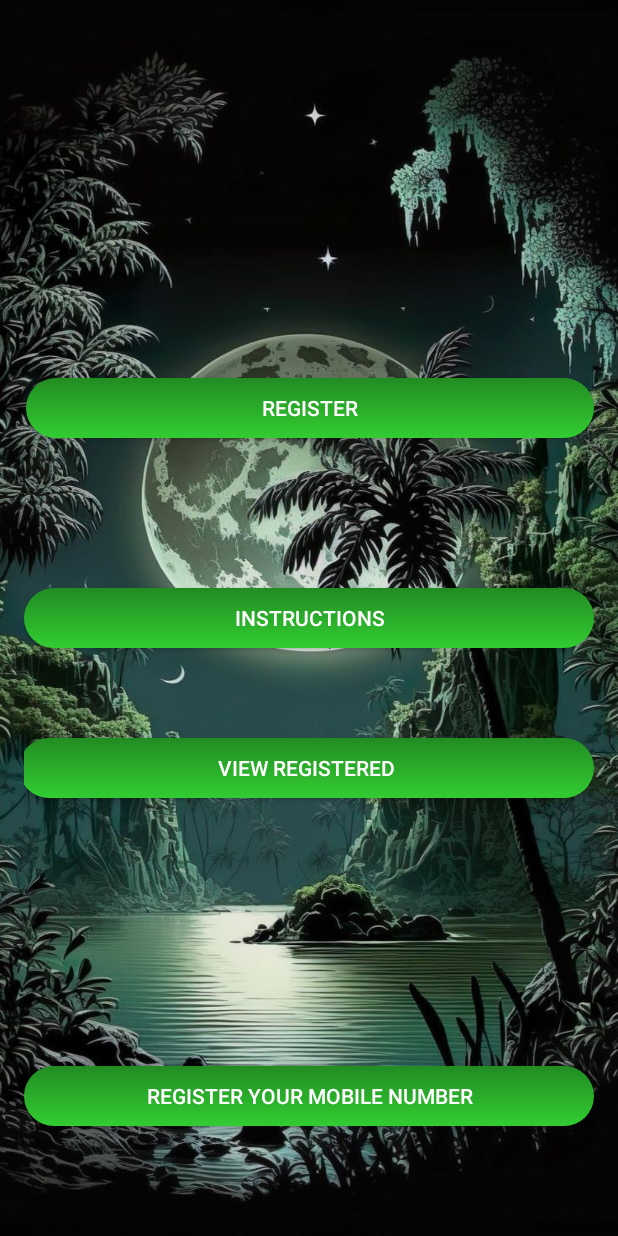
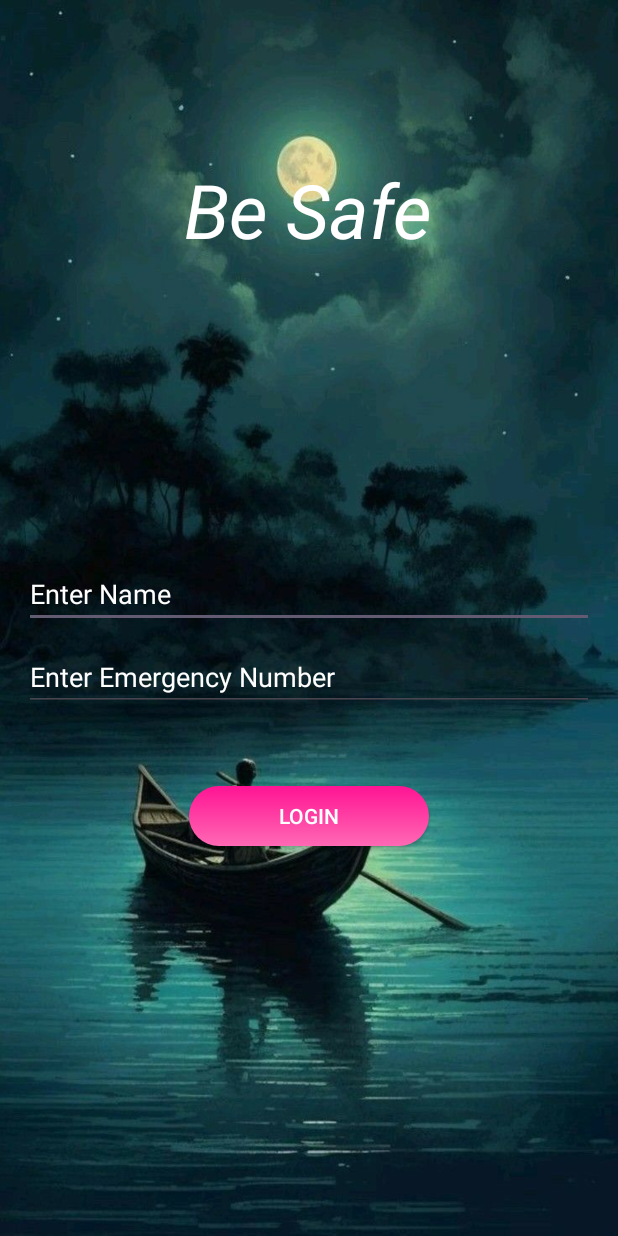
Before and after one commit to EdisonMwendwaNgatia/WomenSafetyKT, an Android app: the screen it shows after launch (MainActivity before the commit, LoginActivity after it), on a phone screen of 412 x 824 dp. Run offline under Robolectric (Android 15) with nearby library versions, the phone set to English and light mode, and no system bars.

Commit message:
Update one

```diff
--- a/app/src/main/AndroidManifest.xml
+++ b/app/src/main/AndroidManifest.xml
@@ -50,6 +50,7 @@
         <activity android:name=".Display" />
         <activity android:name=".Instructions" />
         <activity android:name=".Verify" />
+        <activity android:name=".LoginActivity" />
 
         <!-- Background service -->
         <service android:name=".BgService" />
--- a/app/src/main/java/com/example/womenssafetyapplication/BgService.kt
+++ b/app/src/main/java/com/example/womenssafetyapplication/BgService.kt
@@ -4,6 +4,7 @@ import android.Manifest
 import android.annotation.SuppressLint
 import android.app.Service
 import android.content.Intent
+import android.content.SharedPreferences
 import android.content.pm.PackageManager
 import android.os.Handler
 import android.os.HandlerThread
@@ -19,6 +20,7 @@ import androidx.core.content.ContextCompat
 class BgService : Service(), AccelerometerListener {
     private var mServiceLooper: Looper? = null
     private var mServiceHandler: ServiceHandler? = null
+    private lateinit var sharedPreferences: SharedPreferences
 
     // Handler that receives messages from the thread.
     private inner class ServiceHandler(looper: Looper) : Handler(looper) {
@@ -33,6 +35,7 @@ class BgService : Service(), AccelerometerListener {
 
     override fun onCreate() {
         super.onCreate()
+        sharedPreferences = getSharedPreferences("UserPrefs", MODE_PRIVATE)
         if (AccelerometerManager.isSupported(this)) {
             AccelerometerManager.startListening(this)
         }
@@ -96,8 +99,9 @@ class BgService : Service(), AccelerometerListener {
     }
 
     private fun sendEmergencyMessage(latitude: Double, longitude: Double) {
-        val emergencyNumber = "+254728442111" // Replace with your registered emergency contact number
-        val message = "Your Kin at Latitude: $latitude, Longitude: $longitude is in danger."
+        val userName = sharedPreferences.getString("UserName", "Your Kin")
+        val emergencyNumber = sharedPreferences.getString("UserNumber", "+254742254329") // Default number if not set
+        val message = "$userName at Latitude: $latitude, Longitude: $longitude is in danger."
 
         try {
             val smsManager = SmsManager.getDefault()
--- /dev/null
+++ b/app/src/main/java/com/example/womenssafetyapplication/LoginActivity.kt
@@ -0,0 +1,51 @@
+package com.example.womenssafetyapplication
+
+import android.app.Activity
+import android.content.Intent
+import android.content.SharedPreferences
+import android.os.Bundle
+import android.util.Log
+import android.view.View
+import android.widget.EditText
+import android.widget.Toast
+
+class LoginActivity : Activity() {
+    private lateinit var name: EditText
+    private lateinit var number: EditText
+    private lateinit var sharedPreferences: SharedPreferences
+
+    override fun onCreate(savedInstanceState: Bundle?) {
+        super.onCreate(savedInstanceState)
+        setContentView(R.layout.activity_login)
+
+        name = findViewById(R.id.editTextName)
+        number = findViewById(R.id.editTextNumber)
+        sharedPreferences = getSharedPreferences("UserPrefs", MODE_PRIVATE)
+
+        Log.d("LoginActivity", "onCreate: Activity started")
+    }
+
+    fun saveUserDetails(v: View) {
+        val userName = name.text.toString()
+        val userNumber = number.text.toString()
+
+        if (userName.isNotBlank() && userNumber.isNotBlank()) {
+            val editor = sharedPreferences.edit()
+            editor.putString("UserName", userName)
+            editor.putString("UserNumber", userNumber)
+            editor.apply()
+
+            Toast.makeText(this, "Details Saved", Toast.LENGTH_SHORT).show()
+
+            Log.d("LoginActivity", "saveUserDetails: User details saved. Navigating to MainActivity")
+
+            // Navigate to MainActivity or any other appropriate activity
+            startActivity(Intent(this, MainActivity::class.java))
+
+            finish()
+        } else {
+            Toast.makeText(this, "Please enter both name and number", Toast.LENGTH_SHORT).show()
+            Log.d("LoginActivity", "saveUserDetails: User details not complete")
+        }
+    }
+}
--- a/app/src/main/java/com/example/womenssafetyapplication/MainActivity.kt
+++ b/app/src/main/java/com/example/womenssafetyapplication/MainActivity.kt
@@ -3,6 +3,7 @@ package com.example.womenssafetyapplication
 import android.Manifest
 import android.app.Activity
 import android.content.Intent
+import android.content.SharedPreferences
 import android.content.pm.PackageManager
 import android.os.Bundle
 import android.view.View
@@ -13,22 +14,33 @@ class MainActivity : Activity() {
 
     private val REQUEST_SMS_PERMISSION = 1
     private val REQUEST_LOCATION_PERMISSION = 2
+    private lateinit var sharedPreferences: SharedPreferences
 
     override fun onCreate(savedInstanceState: Bundle?) {
         super.onCreate(savedInstanceState)
         setContentView(R.layout.activity_main)
 
-        // Check and request permissions
+        sharedPreferences = getSharedPreferences("UserPrefs", MODE_PRIVATE)
         checkAndRequestPermissions()
+
+        // Check if user details are saved
+        val userName = sharedPreferences.getString("UserName", null)
+        val userNumber = sharedPreferences.getString("UserNumber", null)
+
+        if (userName == null || userNumber == null) {
+            // User details not saved, navigate to LoginActivity
+            startActivity(Intent(this, LoginActivity::class.java))
+            finish() // Finish MainActivity to prevent user from returning to it without login
+        } else {
+            // User details are saved, continue with MainActivity
+        }
     }
 
     private fun checkAndRequestPermissions() {
-        // Check for SMS permission
         if (ContextCompat.checkSelfPermission(this, Manifest.permission.SEND_SMS) != PackageManager.PERMISSION_GRANTED) {
             ActivityCompat.requestPermissions(this, arrayOf(Manifest.permission.SEND_SMS), REQUEST_SMS_PERMISSION)
         }
 
-        // Check for location permission
         if (ContextCompat.checkSelfPermission(this, Manifest.permission.ACCESS_FINE_LOCATION) != PackageManager.PERMISSION_GRANTED) {
             ActivityCompat.requestPermissions(this, arrayOf(Manifest.permission.ACCESS_FINE_LOCATION), REQUEST_LOCATION_PERMISSION)
         }
@@ -78,4 +90,12 @@ class MainActivity : Activity() {
         val i_startservice = Intent(this@MainActivity, BgService::class.java)
         startService(i_startservice)
     }
+
+    fun startService(v: View) {
+        startService(Intent(this, BgService::class.java))
+    }
+
+    fun stopService(v: View) {
+        stopService(Intent(this, BgService::class.java))
+    }
 }
--- /dev/null
+++ b/app/src/main/res/layout/activity_login.xml
@@ -0,0 +1,49 @@
+<?xml version="1.0" encoding="utf-8"?>
+<LinearLayout xmlns:android="http://schemas.android.com/apk/res/android"
+    android:layout_width="match_parent"
+    android:layout_height="match_parent"
+    android:orientation="vertical"
+    android:background="@drawable/front"
+    android:padding="16dp">
+
+    <TextView
+        android:layout_width="wrap_content"
+        android:layout_height="wrap_content"
+        android:layout_marginTop="90dp"
+        android:text="@string/be_safe"
+        android:textColor="@color/white"
+        android:layout_gravity="center_horizontal"
+        android:textSize="50sp"
+        android:textStyle="italic"/>
+
+    <EditText
+        android:id="@+id/editTextName"
+        android:layout_width="match_parent"
+        android:layout_height="wrap_content"
+        android:layout_gravity="center_horizontal"
+        android:layout_marginTop="200dp"
+        android:hint="@string/enter_name"
+        style="@style/EditTextStyle"
+        android:textColorHint="@color/white"/>
+
+    <EditText
+        android:id="@+id/editTextNumber"
+        android:layout_width="match_parent"
+        android:layout_height="wrap_content"
+        android:layout_gravity="center_horizontal"
+        android:layout_marginTop="10dp"
+        android:hint="@string/enter_emergency_number"
+        android:inputType="phone"
+        style="@style/EditTextStyle"
+        android:textColorHint="@color/white"/>
+
+    <Button
+        android:layout_width="160dp"
+        android:layout_height="40dp"
+        android:layout_gravity="center_horizontal"
+        android:layout_marginTop="50dp"
+        android:onClick="saveUserDetails"
+        android:text="@string/login"
+        android:background="@drawable/button_background_pink"
+        android:textColor="@color/white"/>
+</LinearLayout>
--- a/app/src/main/res/values/colors.xml
+++ b/app/src/main/res/values/colors.xml
@@ -3,4 +3,5 @@
     <color name="black">#FF000000</color>
     <color name="white">#FFFFFFFF</color>
     <color name="hint_color">#DBD5D4</color>
+    <color name="your_color">#FFFFFF</color>
 </resources>
--- a/app/src/main/res/values/strings.xml
+++ b/app/src/main/res/values/strings.xml
@@ -7,5 +7,9 @@
     <string name="title_activity_instructions">Instructions</string>
     <string name="title_activity_verify">Verify</string>
     <string name="help">Please follow the below steps to setup your account:\n\n\n\t1:Register Your Phone Number.\n\t2:Register Your Guardian Numbers.\n\t3:Always maintain working internet connection.\n\t4:SHAKE your phone in case of emergency to alert your guardians.\n\t\n\n\n\n\tLETS START NOW!</string>
+    <string name="enter_emergency_number">Enter Emergency Number</string>
+    <string name="enter_name">Enter Name</string>
+    <string name="be_safe">Be Safe</string>
+    <string name="login">Login</string>
 
 </resources>
--- a/app/src/main/res/values/styles.xml
+++ b/app/src/main/res/values/styles.xml
@@ -23,4 +23,8 @@
         <item name="windowNoTitle">true</item>
     </style>
 
+    <style name="EditTextStyle">
+        <item name="android:textColor">@color/your_color</item>
+    </style>
+
 </resources>
```
